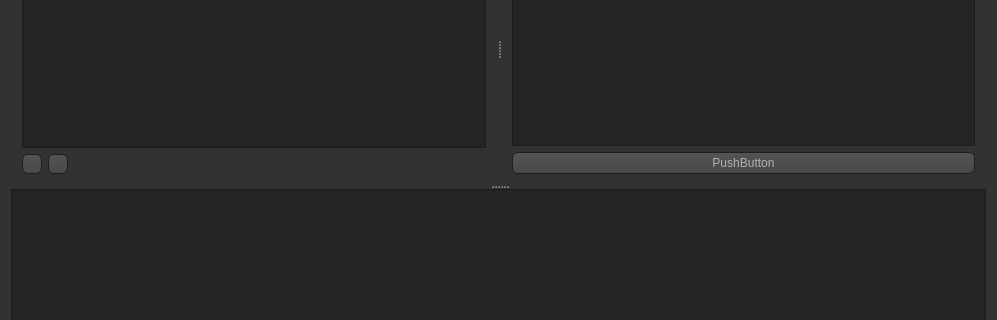
Qt form bugTracker/mainwindow.ui (Acatera/BugTracker) before a commit; both pictures show x 0 to 997 and y 149 to 469 of the 997 by 568 pixel window.
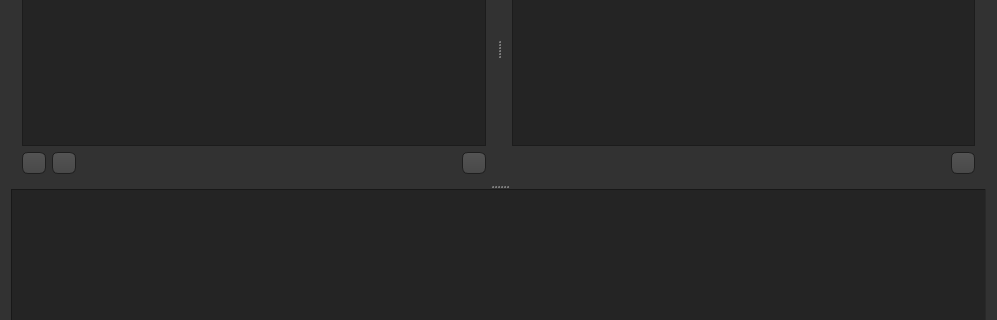
The same form after that commit. Icons and pictures are not drawn.

Commit message: New buttons allow you to make an issue as completed < - > in progress Completed issues are now moving to the second list widget Bit of refactoring

The edit to the form file:
```diff
--- a/bugTracker/mainwindow.ui
+++ b/bugTracker/mainwindow.ui
@@ -508,12 +508,12 @@
             <widget class="QPushButton" name="pushButton">
              <property name="maximumSize">
               <size>
-               <width>20</width>
-               <height>20</height>
+               <width>24</width>
+               <height>24</height>
               </size>
              </property>
              <property name="focusPolicy">
-              <enum>Qt::ClickFocus</enum>
+              <enum>Qt::NoFocus</enum>
              </property>
              <property name="text">
               <string/>
@@ -537,12 +537,12 @@
             <widget class="QPushButton" name="pushButton_2">
              <property name="maximumSize">
               <size>
-               <width>20</width>
-               <height>20</height>
+               <width>24</width>
+               <height>24</height>
               </size>
              </property>
              <property name="focusPolicy">
-              <enum>Qt::ClickFocus</enum>
+              <enum>Qt::NoFocus</enum>
              </property>
              <property name="text">
               <string/>
@@ -575,6 +575,26 @@
              </property>
             </spacer>
            </item>
+           <item>
+            <widget class="QPushButton" name="btnUpdateStatus">
+             <property name="maximumSize">
+              <size>
+               <width>24</width>
+               <height>24</height>
+              </size>
+             </property>
+             <property name="focusPolicy">
+              <enum>Qt::NoFocus</enum>
+             </property>
+             <property name="text">
+              <string/>
+             </property>
+             <property name="icon">
+              <iconset resource="images.qrc">
+               <normaloff>:/icons/img/icons/checkbox_yes.png</normaloff>:/icons/img/icons/checkbox_yes.png</iconset>
+             </property>
+            </widget>
+           </item>
           </layout>
          </item>
         </layout>
@@ -585,11 +605,41 @@
           <widget class="QListWidget" name="listWidget_2"/>
          </item>
          <item>
-          <widget class="QPushButton" name="pushButton_4">
-           <property name="text">
-            <string>PushButton</string>
-           </property>
-          </widget>
+          <layout class="QHBoxLayout" name="horizontalLayout_2">
+           <item>
+            <spacer name="horizontalSpacer_2">
+             <property name="orientation">
+              <enum>Qt::Horizontal</enum>
+             </property>
+             <property name="sizeHint" stdset="0">
+              <size>
+               <width>40</width>
+               <height>20</height>
+              </size>
+             </property>
+            </spacer>
+           </item>
+           <item>
+            <widget class="QPushButton" name="pushButton_3">
+             <property name="maximumSize">
+              <size>
+               <width>24</width>
+               <height>24</height>
+              </size>
+             </property>
+             <property name="focusPolicy">
+              <enum>Qt::NoFocus</enum>
+             </property>
+             <property name="text">
+              <string/>
+             </property>
+             <property name="icon">
+              <iconset resource="images.qrc">
+               <normaloff>:/icons/img/icons/checkbox_no.png</normaloff>:/icons/img/icons/checkbox_no.png</iconset>
+             </property>
+            </widget>
+           </item>
+          </layout>
          </item>
         </layout>
        </widget>
@@ -601,6 +651,12 @@
          <pointsize>10</pointsize>
         </font>
        </property>
+       <property name="frameShape">
+        <enum>QFrame::Panel</enum>
+       </property>
+       <property name="frameShadow">
+        <enum>QFrame::Sunken</enum>
+       </property>
       </widget>
      </widget>
     </item>
```
The commit also changes 17 other files.
